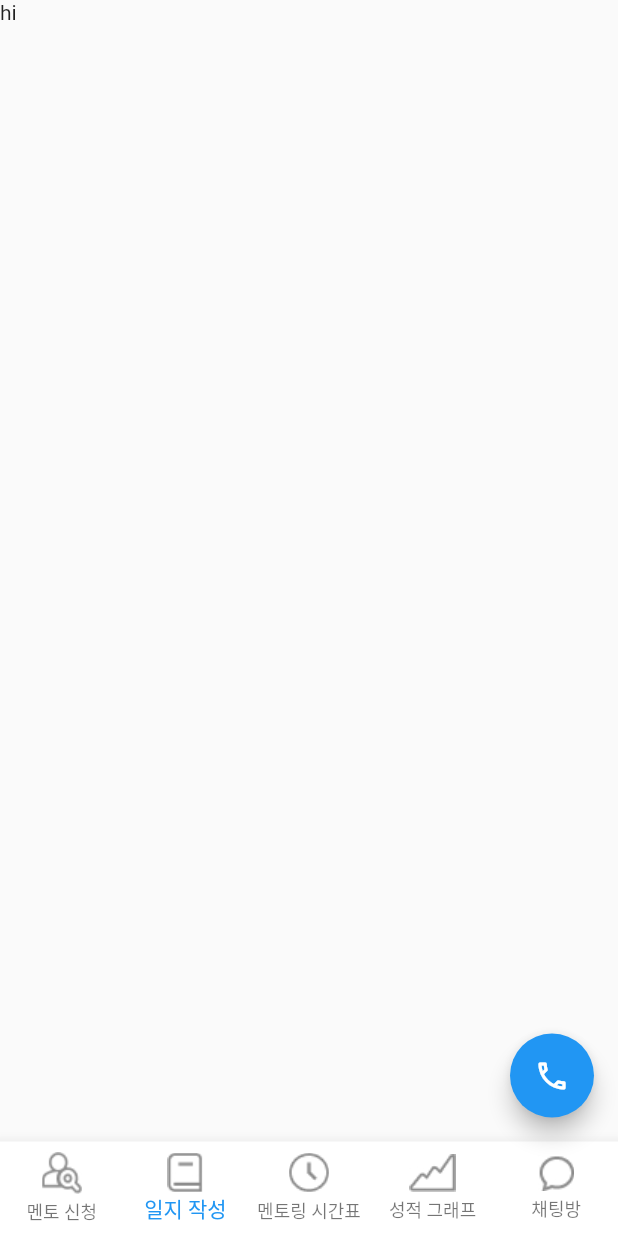
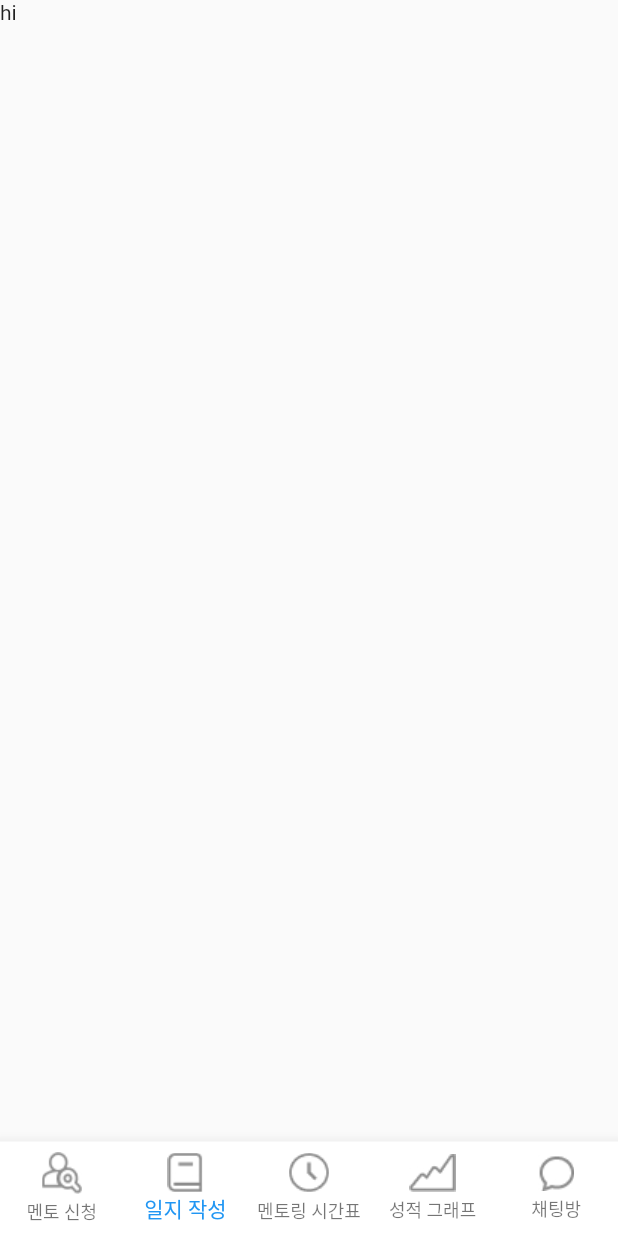
Before and after one commit to BasicProject12/basicProject12, a Flutter app: the screen it shows after launch, item 2 of the bottom bar chosen, on a phone screen of 412 x 824 dp. Run offline on Flutter 3.47's test engine with Material 2 defaults, Android fonts, the phone set to English and light mode, and no system bars.

Commit message:
edit mentoMatchingTap

```diff
--- a/lib/main.dart
+++ b/lib/main.dart
@@ -81,12 +81,7 @@ class _MyHomePageState extends State<MyHomePage> {
             ),
           ],
       ),
-        floatingActionButtonLocation: FloatingActionButtonLocation.endFloat,
-        floatingActionButton: const FloatingActionButton(
-          child: Icon(Icons.call_outlined),
-          tooltip: "전화 연결",
-          onPressed: null,
-        ),
+
     );
 
   }
--- a/lib/mentoMatch.dart
+++ b/lib/mentoMatch.dart
@@ -1,12 +1,71 @@
 import 'package:flutter/cupertino.dart';
+import 'package:flutter/material.dart';
 
-class Mento extends StatelessWidget {
+class Mento extends StatefulWidget {
   const Mento({Key? key}) : super(key: key);
 
   @override
+  _MentoState createState() => _MentoState();
+}
+
+class _MentoState extends State<Mento> {
+  bool selected = false;
+  void _changeImage() {
+
+  }
+  @override
   Widget build(BuildContext context) {
-    return Container(
-      child: Text('Mento'),
+    return MaterialApp(
+      home: Scaffold(
+        appBar: AppBar(backgroundColor: Colors.white, leading: IconButton(
+          onPressed: () {
+            Navigator.pop(context);
+          },
+          color: Colors.white,
+          icon: Image.asset('images/back.jpg'),
+        ),
+          elevation: 0.0,
+        ),
+        body: Column(
+          children: <Widget>[
+            const SizedBox(height: 15.0),
+            Container(
+              height: 100.0,
+              decoration: BoxDecoration(
+                borderRadius: const BorderRadius.only(
+                  topLeft: Radius.circular(16),
+                  topRight: Radius.circular(16),
+                ),
+                border: Border.all(color: const Color(0xff1C479B), width: 3),
+                color: const Color(0xff1C479B),
+              ),
+              alignment: Alignment.centerLeft,
+              child: const Text('     멘토링 매칭 신청', style: TextStyle(color: Colors.white, fontSize: 25)),
+            ),
+
+            const SizedBox(height: 10.0,),
+            Container(
+              height: 50.0,
+              child: Row(
+                mainAxisAlignment: MainAxisAlignment.end,
+                children: const <Widget> [
+                  Text('대전'),
+                  SizedBox(width: 5.0,),
+                  Image(image: AssetImage('images/litdown.jpg')),
+                  SizedBox(width: 10.0,),
+                  Text('거리순'),
+                  SizedBox(width: 5.0,),
+                  Image(image: AssetImage('images/litdown2.jpg')),
+                  SizedBox(width: 20.0,)
+                ],
+              ),
+            ),
+
+          ],
+
+        )
+
+      ),
     );
   }
 }
--- a/pubspec.yaml
+++ b/pubspec.yaml
@@ -68,6 +68,10 @@ flutter:
     - images/timeTable.jpg
     - images/graph.jpg
     - images/talkRoom.jpg
+    - images/back.jpg
+    - images/litdown.jpg
+    - images/litdown2.jpg
+    - images/litup.jpg
 
   # An image asset can refer to one or more resolution-specific "variants", see
   # https://flutter.dev/assets-and-images/#resolution-aware.
```
Also changed, not shown: images/back.jpg (added), images/litdown.jpg (added), images/litdown2.jpg (added), images/litup.jpg (added).
